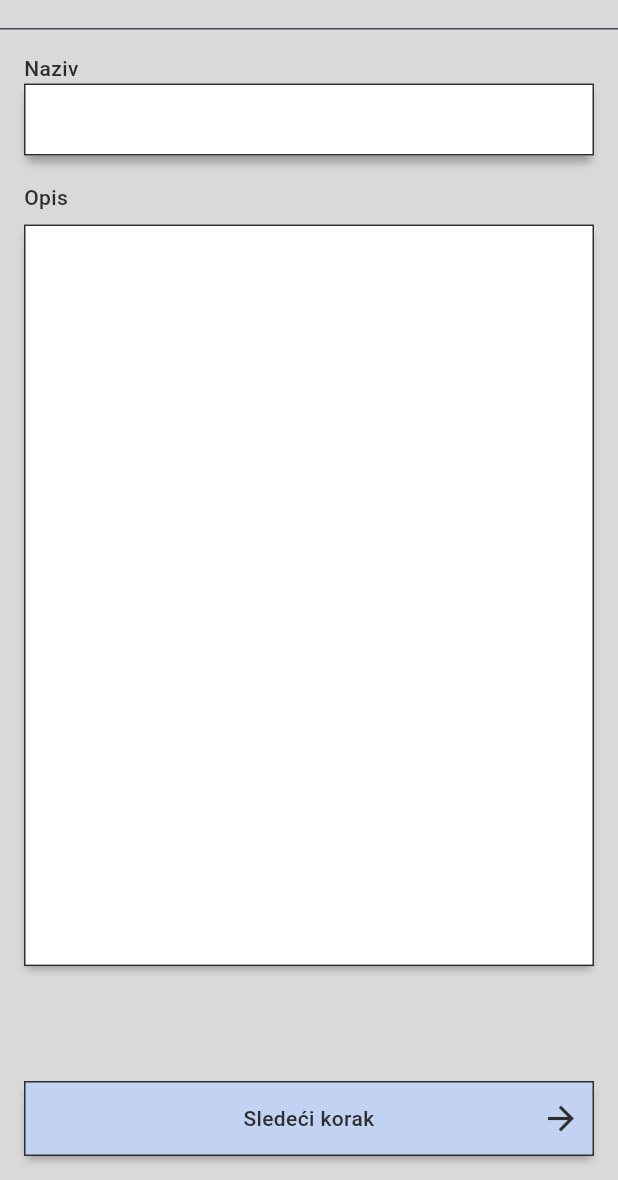
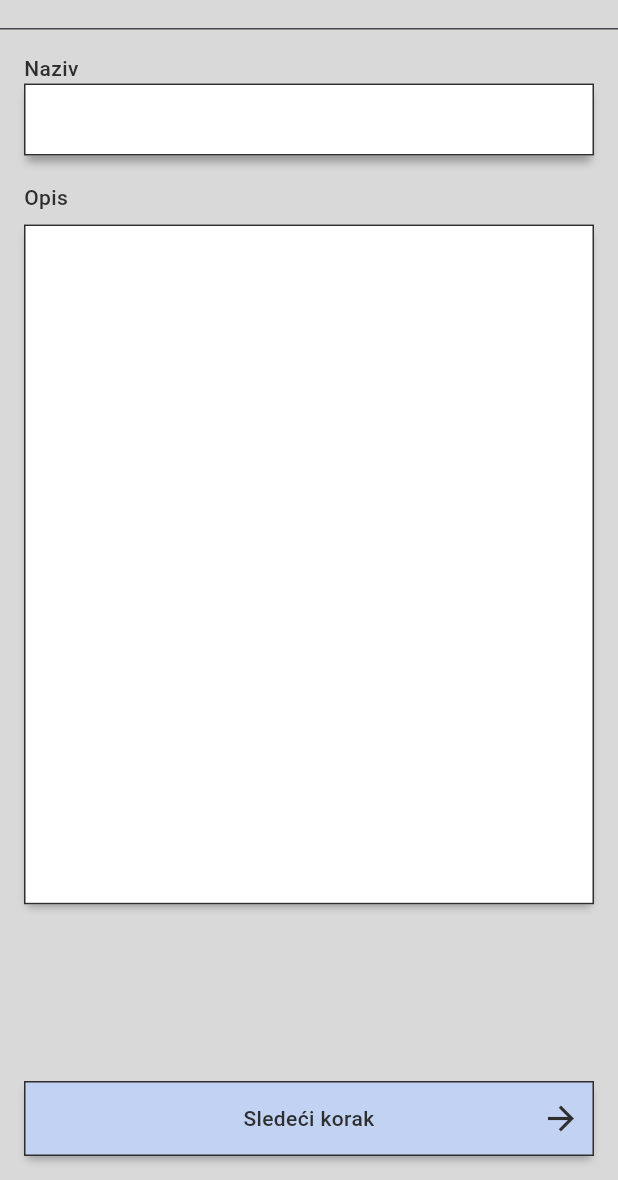
Before and after one commit to Prototypev1/form_task, a Flutter app: the screen it shows after launch, on a phone screen of 412 x 824 dp, the part 56-1236 px from its top. Run offline on Flutter 3.47's test engine with Material 3 defaults, Android fonts, the phone set to English and light mode, and no system bars; our stand-ins replace bloc, dio, easy_localization, flutter_bloc, freezed_annotation, get_it and 1 more; missing offline and left inert: logger_service; generated files the repository leaves out were written again; Roboto replaces fonts that are missing (CourierPrime-Regular.ttf).

Commit message:
just added safeare quickly

```diff
--- a/lib/core/presentation/common/widgets/description/custom_form_field.dart
+++ b/lib/core/presentation/common/widgets/description/custom_form_field.dart
@@ -34,7 +34,7 @@ class CustomFormField extends StatelessWidget {
         Text(labelText, style: CustomTextStyles.of(context).medium14),
         const SizedBox(height: 8),
         SizedBox(
-          height: height ?? MediaQuery.sizeOf(context).height * 0.6,
+          height: height ?? MediaQuery.sizeOf(context).height * 0.55,
           child: Container(
             decoration: BoxDecoration(
               boxShadow: [
--- a/lib/feature/form_page/presentation/pages/form_shell.dart
+++ b/lib/feature/form_page/presentation/pages/form_shell.dart
@@ -130,7 +130,8 @@ class _FormShellState extends State<FormShell> {
           }
         }
 
-        return Scaffold(
+        return SafeArea(
+          child: Scaffold(
             //this wouldnt have been done like this, but i guess its fine for testing purposes
             resizeToAvoidBottomInset: false,
             //this app bar in my opinion wouldnt be an app bar but a custom widget, but i just realized how much time ive spent on this
@@ -187,6 +188,7 @@ class _FormShellState extends State<FormShell> {
                 ),
               ],
             ),
+          ),
         );
       },
     );
```
Lines whose indentation alone changed are shown as unchanged.
